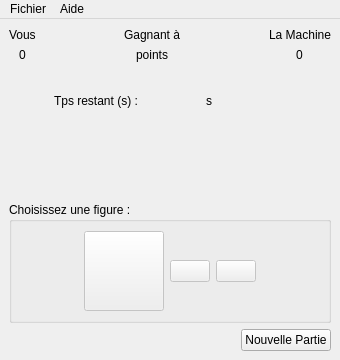
Kouromo/BUT-info-bayonne, file ChifoumiInterface/chifoumivue.ui: the form before one commit.
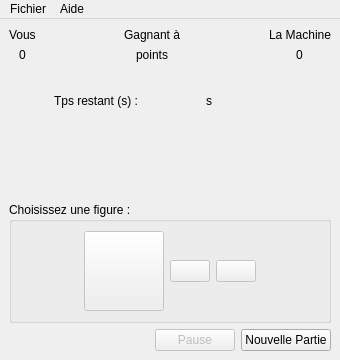
The form after the commit. Icons and pictures are not drawn.

```diff
--- a/ChifoumiInterface/chifoumivue.ui
+++ b/ChifoumiInterface/chifoumivue.ui
@@ -340,6 +340,16 @@
             </property>
            </spacer>
           </item>
+          <item>
+           <widget class="QPushButton" name="bPause">
+            <property name="enabled">
+             <bool>false</bool>
+            </property>
+            <property name="text">
+             <string>Pause</string>
+            </property>
+           </widget>
+          </item>
           <item alignment="Qt::AlignRight">
            <widget class="QPushButton" name="bNewGame">
             <property name="text">
```
